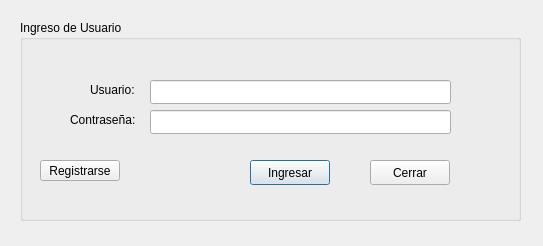
This is PAF_GUI/PAF_GRUPO_01_GUI/login.ui in JMOrbegoso/USS-2021-II-PP as Qt 5 draws it before an edit. The edited form follows.
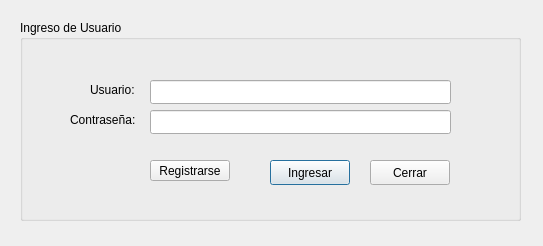
This is the edited form.

The edit to the form file:
```diff
--- a/PAF_GUI/PAF_GRUPO_01_GUI/login.ui
+++ b/PAF_GUI/PAF_GRUPO_01_GUI/login.ui
@@ -74,7 +74,7 @@
    <widget class="QPushButton" name="cmdGetInto">
     <property name="geometry">
      <rect>
-      <x>230</x>
+      <x>250</x>
       <y>140</y>
       <width>80</width>
       <height>25</height>
@@ -100,7 +100,7 @@
    <widget class="QPushButton" name="cmdSignIn">
     <property name="geometry">
      <rect>
-      <x>20</x>
+      <x>130</x>
       <y>140</y>
       <width>80</width>
       <height>21</height>
```
